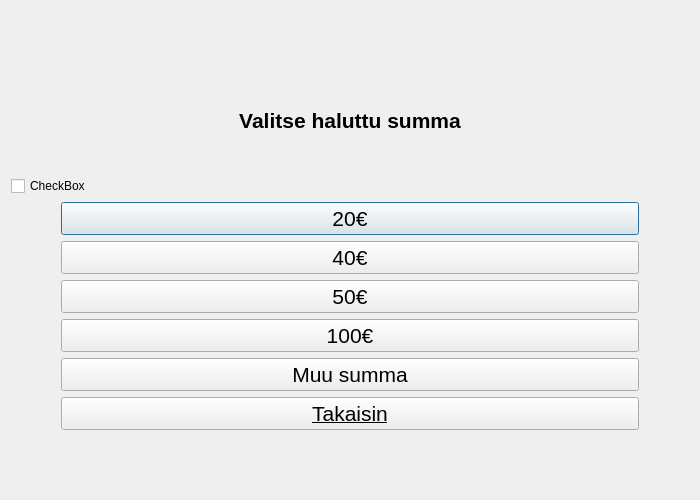
The window that bankautomat/nosto.ui (steltii-oamk/banksimul2022-group8) describes before a commit, drawn with Qt 5.
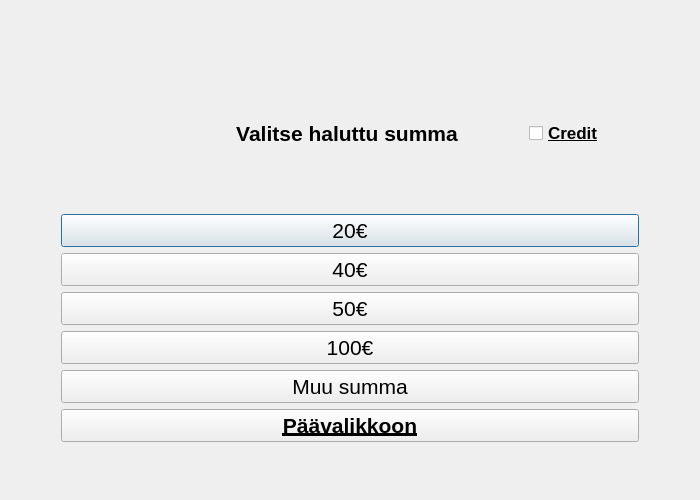
The same window after the commit.

The edit to the form file:
```diff
--- a/bankautomat/nosto.ui
+++ b/bankautomat/nosto.ui
@@ -35,6 +35,14 @@
       <number>0</number>
      </property>
      <item>
+      <layout class="QHBoxLayout" name="horizontalLayout">
+       <property name="leftMargin">
+        <number>160</number>
+       </property>
+       <property name="rightMargin">
+        <number>10</number>
+       </property>
+       <item>
       <widget class="QLabel" name="lNosto">
        <property name="maximumSize">
         <size>
@@ -45,7 +53,6 @@
        <property name="font">
         <font>
          <pointsize>16</pointsize>
-         <weight>75</weight>
          <italic>false</italic>
          <bold>true</bold>
          <underline>false</underline>
@@ -66,11 +73,35 @@
       </widget>
      </item>
      <item>
-      <widget class="QCheckBox" name="checkBox">
+        <widget class="QCheckBox" name="creditDebit">
+         <property name="maximumSize">
+          <size>
+           <width>150</width>
+           <height>150</height>
+          </size>
+         </property>
+         <property name="font">
+          <font>
+           <pointsize>13</pointsize>
+           <bold>true</bold>
+           <underline>true</underline>
+          </font>
+         </property>
+         <property name="layoutDirection">
+          <enum>Qt::LeftToRight</enum>
+         </property>
        <property name="text">
-        <string>CheckBox</string>
-       </property>
-      </widget>
+          <string>Credit</string>
+         </property>
+         <property name="autoRepeat">
+          <bool>false</bool>
+         </property>
+         <property name="tristate">
+          <bool>false</bool>
+         </property>
+        </widget>
+       </item>
+      </layout>
      </item>
      <item>
       <layout class="QVBoxLayout" name="verticalLayout">
@@ -145,11 +176,13 @@
          <property name="font">
           <font>
            <pointsize>16</pointsize>
+           <italic>false</italic>
+           <bold>true</bold>
            <underline>true</underline>
           </font>
          </property>
          <property name="text">
-          <string>Takaisin</string>
+          <string>Päävalikkoon</string>
          </property>
         </widget>
        </item>
```
Lines whose indentation alone changed are shown as unchanged.
